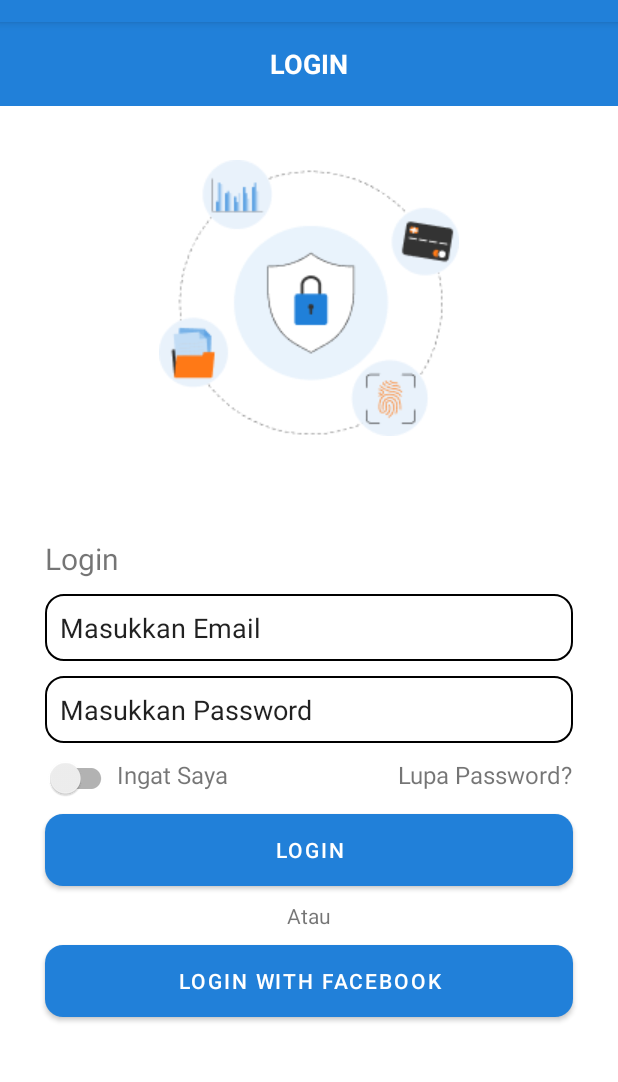
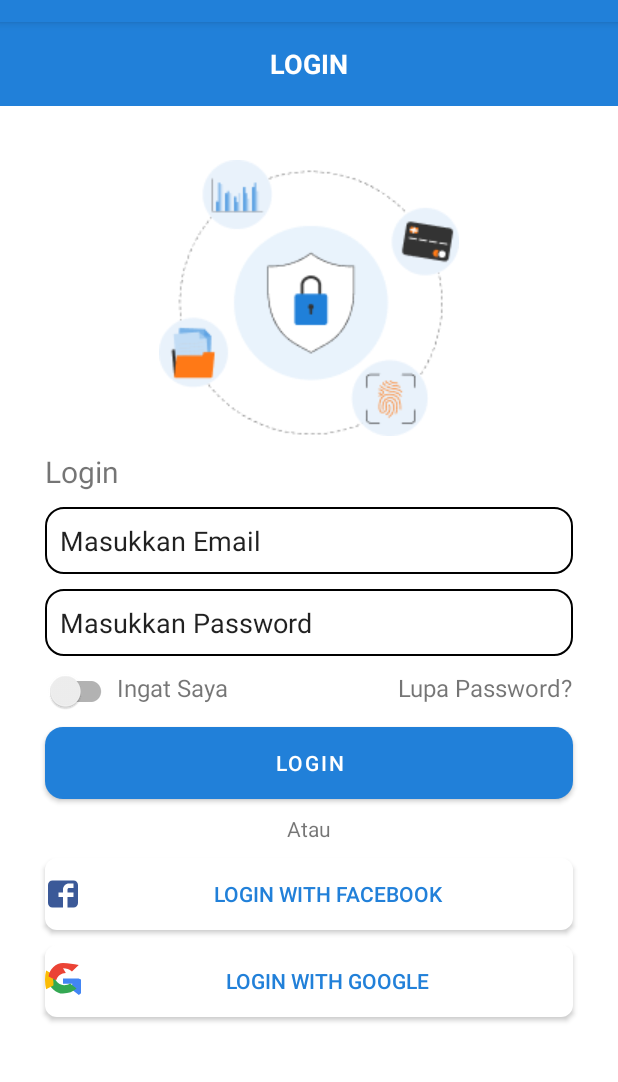
Before and after one commit to Exploreka/Exploreka-App, an Android app: the LoginActivity screen opened directly, with no data from a screen before it, on a phone screen of 412 x 824 dp, the part 62-1144 px from its top. Run offline under Robolectric (Android 15) with nearby library versions, the phone set to English and light mode, and no system bars.

Commit message:
fourth commit

```diff
--- /dev/null
+++ b/app/src/main/res/drawable/icon_fb.xml
@@ -0,0 +1,10 @@
+<vector xmlns:android="http://schemas.android.com/apk/res/android"
+    android:width="24dp"
+    android:height="24dp"
+    android:viewportWidth="24"
+    android:viewportHeight="24">
+
+    <path
+        android:fillColor="#3b5998"
+        android:pathData="M19,3H5C3.34,3 2,4.34 2,6V18C2,19.66 3.34,21 5,21H12V14H9V11H12V9C12,6.79 13.79,5 16,5H19V8H16C15.45,8 15,8.45 15,9V11H19L18.97,14H15V21H19C20.66,21 22,19.66 22,18V6C22,4.34 20.66,3 19,3Z" />
+</vector>
--- /dev/null
+++ b/app/src/main/res/drawable/icon_google.xml
@@ -0,0 +1,22 @@
+<vector xmlns:android="http://schemas.android.com/apk/res/android"
+    android:width="24dp"
+    android:height="24dp"
+    android:viewportWidth="256"
+    android:viewportHeight="256">
+    <path
+        android:fillColor="#4285F4"
+        android:pathData="M238.9,109.6H128v37.2h67.3c-6.7,18.9-19.5,34.8-36.5,45L197,194.5l43.8,33.8l26.4-22.7c16.3-15.5,25.8-38.3,25.8-63.6C293,148.3,268.2,121,238.9,109.6z"
+        android:strokeWidth="0" />
+    <path
+        android:fillColor="#34A853"
+        android:pathData="M128,217.1c39.5,0,72.6-12.9,96.7-35.1l-46.4-36.1c-11.1,7.6-25.3,12-41.3,12c-31.7,0-58.6-21.5-68.3-50.5l-52,7.3C30.9,174.9,78,217.1,128,217.1z"
+        android:strokeWidth="0" />
+    <path
+        android:fillColor="#FBBC05"
+        android:pathData="M59.7,129.7c-2.5-7.6-3.9-15.6-3.9-24.1c0-8.5,1.4-16.5,3.9-24.1L7.8,54C2.9,74.8,0,97.2,0,120s2.9,45.2,7.8,66l51.9-25.2C61.1,146.2,59.7,138.2,59.7,129.7z"
+        android:strokeWidth="0" />
+    <path
+        android:fillColor="#EB4335"
+        android:pathData="M128,38.1c24.2,0,46.2,8.3,63.6,22l48.3-46.3C201.5,7.9,168.5,0,128,0C78,0,30.9,42.2,25.7,96.5l53.8,25.8c9.7-29,36.6-50.5,68.5-50.5z"
+        android:strokeWidth="0" />
+</vector>
--- /dev/null
+++ b/app/src/main/res/drawable/rounded_button_white.xml
@@ -0,0 +1,4 @@
+<shape xmlns:android="http://schemas.android.com/apk/res/android">
+    <solid android:color="#FFFFFF" />
+    <corners android:radius="8dp" />
+</shape>
--- a/app/src/main/res/layout/activity_login.xml
+++ b/app/src/main/res/layout/activity_login.xml
@@ -39,7 +39,7 @@
         android:id="@+id/tv_login"
         android:layout_width="wrap_content"
         android:layout_height="wrap_content"
-        android:layout_marginTop="68dp"
+        android:layout_marginTop="10dp"
         android:layout_marginStart="30dp"
         android:text="Login"
         android:textSize="20sp"
@@ -131,21 +131,37 @@
         app:layout_constraintStart_toStartOf="parent"
         app:layout_constraintEnd_toEndOf="parent" />
 
-    <Button
+    <androidx.appcompat.widget.AppCompatButton
+        android:id="@+id/button_fb"
         android:layout_width="match_parent"
         android:layout_height="wrap_content"
         android:text="Login with Facebook"
-        android:drawablePadding="8dp"
         android:drawableStart="@drawable/icon_fb"
         android:layout_marginStart="30dp"
         android:layout_marginEnd="30dp"
         android:layout_marginTop="10dp"
-        android:background="@drawable/rounded_button"
+        style="@style/ButtonStyle.WhiteText"
         app:layout_constraintTop_toBottomOf="@id/tv_atau"
         app:layout_constraintStart_toStartOf="parent"
         app:layout_constraintEnd_toEndOf="parent"
-        android:textColor="@android:color/white"
-        android:gravity="center"/>
+        android:gravity="center" />
+
+    <androidx.appcompat.widget.AppCompatButton
+        android:id="@+id/button_google"
+        android:layout_width="match_parent"
+        android:layout_height="wrap_content"
+        android:text="Login with Google"
+        android:drawableStart="@drawable/icon_google"
+        android:layout_marginStart="30dp"
+        android:layout_marginEnd="30dp"
+        android:layout_marginTop="10dp"
+        style="@style/ButtonStyle.WhiteText"
+        app:layout_constraintTop_toBottomOf="@id/button_fb"
+        app:layout_constraintStart_toStartOf="parent"
+        app:layout_constraintEnd_toEndOf="parent"
+        android:gravity="center" />
+
+
 
 
 
--- /dev/null
+++ b/app/src/main/res/values/styles.xml
@@ -0,0 +1,8 @@
+<?xml version="1.0" encoding="utf-8"?>
+<resources>
+    <style name="ButtonStyle.WhiteText" parent="Widget.AppCompat.Button">
+        <item name="android:textColor">@color/primary_500</item>
+        <item name="android:background">@drawable/rounded_button_white</item>
+    </style>
+
+</resources>
--- a/app/src/main/res/values/themes.xml
+++ b/app/src/main/res/values/themes.xml
@@ -14,4 +14,11 @@
         <!-- Customize your theme here. -->
     </style>
 
+    <style name="ButtonStyle" parent="Widget.AppCompat.Button">
+        <item name="android:background">@android:color/white</item>
+        <item name="android:textColor">@color/primary_500</item>
+        <!-- Tambahkan item lain yang diperlukan di sini -->
+    </style>
+
+
 </resources>
```
Also changed, not shown: app/src/main/res/drawable/icon_fb.jpeg (deleted).
